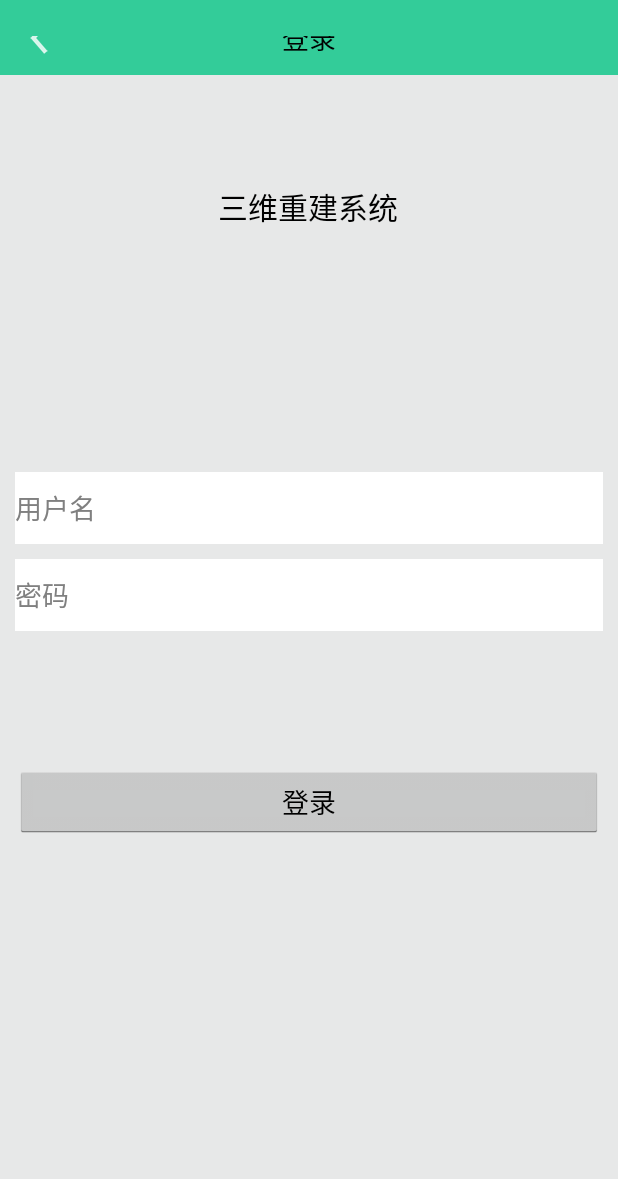
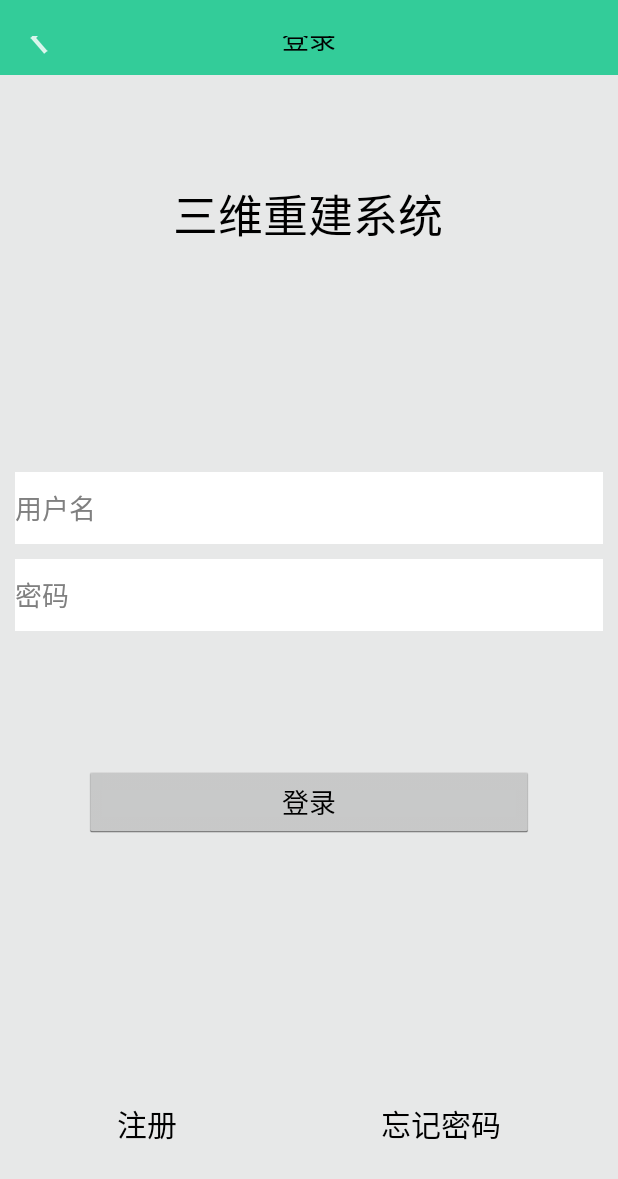
Before and after one commit to coolAning/android-reconstruction, an Android app: the screen it shows after launch (LoginActivity), on a phone screen of 412 x 824 dp. Shown: the top 1179 px of the screen. Run offline under Robolectric (Android 15) with nearby library versions, the phone set to English and light mode, and no system bars.

Commit message:
规范命名 调整了登陆界面 调整了相机界面

```diff
--- a/app/src/main/java/aning/reconstruction/activity/LoginActivity.java
+++ b/app/src/main/java/aning/reconstruction/activity/LoginActivity.java
@@ -160,6 +160,7 @@ public class LoginActivity extends BaseActivity implements OnBottomDragListener
 
 				// 启动另一个Activity
 				startActivity(intent);
+				finish(); // 关闭当前的Activity
 			}
 		});
 	}
--- a/app/src/main/java/aning/reconstruction/fragment/OutputFragment.java
+++ b/app/src/main/java/aning/reconstruction/fragment/OutputFragment.java
@@ -146,7 +146,7 @@ public class OutputFragment extends BaseFragment {
 
 		//示例代码<<<<<<<<<<<<<<<<<<<<<<<<<<<<<<<<<<<<<<<<<<<<<
 
-		showShortToast(TAG + ": userId = " + userId + "; userName = " + userName);
+//		showShortToast(TAG + ": userId = " + userId + "; userName = " + userName);
 
 		showProgressDialog(R.string.loading);
 
--- a/app/src/main/res/layout/login_activity.xml
+++ b/app/src/main/res/layout/login_activity.xml
@@ -1,19 +1,17 @@
 <?xml version="1.0" encoding="utf-8"?>
-<LinearLayout
-    xmlns:android="http://schemas.android.com/apk/res/android"
-    style="@style/activity_page"
-    >
+<LinearLayout xmlns:android="http://schemas.android.com/apk/res/android"
+    style="@style/activity_page">
 
     <RelativeLayout style="@style/topbar_bg">
 
-        <ImageButton style="@style/topbar_return_img"
-            android:contentDescription="退出"
-            />
+        <ImageButton
+            style="@style/topbar_return_img"
+            android:contentDescription="@string/exit" />
 
         <TextView
             style="@style/topbar_title"
             android:layout_centerHorizontal="true"
-            android:text="登录" />
+            android:text="@string/login" />
 
     </RelativeLayout>
 
@@ -21,17 +19,16 @@
         style="@style/activity_page"
         android:layout_width="match_parent"
         android:layout_height="match_parent"
-        android:background="@color/alpha_1"
-        >
+        android:background="@color/alpha_1">
 
         <TextView
             style="@style/topbar_title"
-            android:layout_width="175dp"
-            android:layout_height="55dp"
+            android:layout_width="231dp"
+            android:layout_height="65dp"
             android:layout_centerHorizontal="true"
             android:layout_marginTop="60dp"
-            android:text="三维重建系统"
-            android:textSize="20sp" />
+            android:text="@string/reconstruction"
+            android:textSize="30sp" />
 
         <LinearLayout
             android:layout_width="match_parent"
@@ -45,9 +42,10 @@
                 android:layout_width="match_parent"
                 android:layout_height="wrap_content"
                 android:background="@color/white"
-                android:hint="用户名"
+                android:hint="@string/username"
                 android:inputType="textEmailAddress"
                 android:minHeight="48dp"
+                android:autofillHints="username"
 
                 />
 
@@ -58,26 +56,74 @@
                 android:layout_marginTop="10dp"
                 android:layout_marginBottom="10dp"
                 android:background="@color/white"
-                android:hint="密码"
+                android:hint="@string/password"
                 android:inputType="textPassword"
+                android:autofillHints="password"
                 android:minHeight="48dp" />
 
 
             <Button
                 android:id="@+id/login"
-                android:layout_width="match_parent"
+                android:layout_width="300dp"
                 android:layout_height="wrap_content"
+                android:layout_gravity="center"
                 android:layout_marginTop="80dp"
-                android:text="登录" />
+                android:text="@string/login" />
+
+        </LinearLayout>
+
+        <LinearLayout
+            android:layout_width="match_parent"
+            android:layout_height="wrap_content"
+            android:layout_alignParentBottom="true"
+            android:layout_marginBottom="40dp"
+            android:orientation="horizontal"
+            android:baselineAligned="false"
+            android:padding="10dp">
+
+            <LinearLayout
+                android:layout_width="wrap_content"
+                android:layout_height="match_parent"
+                android:layout_weight="1"
+
+                android:orientation="vertical">
+
+                <TextView
+                    android:id="@+id/register"
+                    android:layout_width="wrap_content"
+                    android:layout_height="wrap_content"
+                    android:clickable="true"
+                    android:focusable="true"
+                    android:text="@string/register"
+                    android:textColor="@color/black"
+                    android:layout_gravity="center"
+                    android:padding="10dp"
+                    android:textSize="20sp" />
+
+            </LinearLayout>
+
+            <LinearLayout
+                android:layout_width="wrap_content"
+                android:layout_height="match_parent"
+                android:layout_weight="1"
+                android:orientation="vertical">
+
+                <TextView
+                    android:id="@+id/forget_password"
+                    android:layout_width="wrap_content"
+                    android:layout_height="wrap_content"
+                    android:clickable="true"
+                    android:focusable="true"
+                    android:text="@string/forget_password"
+                    android:textColor="@color/black"
+                    android:layout_gravity="center"
+                    android:padding="10dp"
+                    android:textSize="20sp" />
+            </LinearLayout>
 
         </LinearLayout>
 
     </RelativeLayout>
 
-    <TextView
-        android:id="@+id/tvDemo"
-        style="@style/text_big_black"
-        android:text="Test"
-        />
 
 </LinearLayout>
--- a/app/src/main/res/values/strings.xml
+++ b/app/src/main/res/values/strings.xml
@@ -1,4 +1,13 @@
 <?xml version="1.0" encoding="utf-8"?>
 <resources>
+<!--    用户相关-->
+    <string name="exit">退出</string>
+    <string name="login">登录</string>
+    <string name="username">用户名</string>
+    <string name="password">密码</string>
+    <string name="register">注册</string>
+    <string name="forget_password">忘记密码</string>
 
+    <!--系统名词-->
+    <string name="reconstruction">三维重建系统</string>
 </resources>
```
Also changed, not shown: app/src/main/java/aning/reconstruction/activity/MainTabActivity.java (+3 -5 lines), app/src/main/java/aning/reconstruction/fragment/CameraFragment.java (+6 -73 lines), app/src/main/res/layout/camera_fragment.xml (added, +41 -0 lines).
